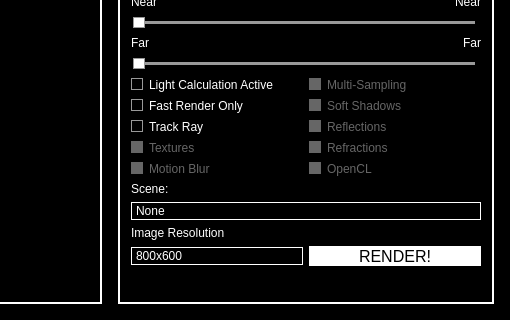
Old version of the form CG2/widgets/mainwindow.ui in the repository RicardoBusta/bustamanprojects; both pictures show x 290 to 800 and y 480 to 800 of the 800 by 800 pixel window.
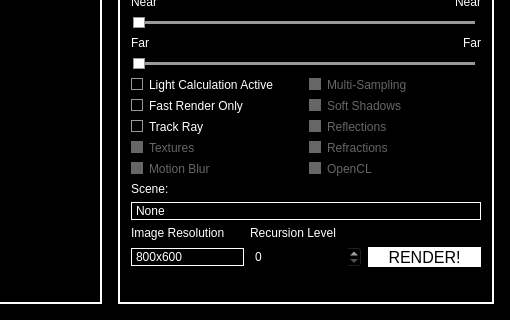
New version of the form. Icons and pictures are not drawn.

Diff of the .ui file:
```diff
--- a/CG2/widgets/mainwindow.ui
+++ b/CG2/widgets/mainwindow.ui
@@ -505,7 +505,7 @@
            </item>
           </widget>
          </item>
-         <item row="1" column="1">
+         <item row="1" column="2">
           <widget class="QPushButton" name="render_button">
            <property name="styleSheet">
             <string notr="true">QPushButton{
@@ -525,6 +525,16 @@
            </property>
           </widget>
          </item>
+         <item row="1" column="1">
+          <widget class="QSpinBox" name="spinBox"/>
+         </item>
+         <item row="0" column="1">
+          <widget class="QLabel" name="label_6">
+           <property name="text">
+            <string>Recursion Level</string>
+           </property>
+          </widget>
+         </item>
         </layout>
        </item>
        <item>
```
